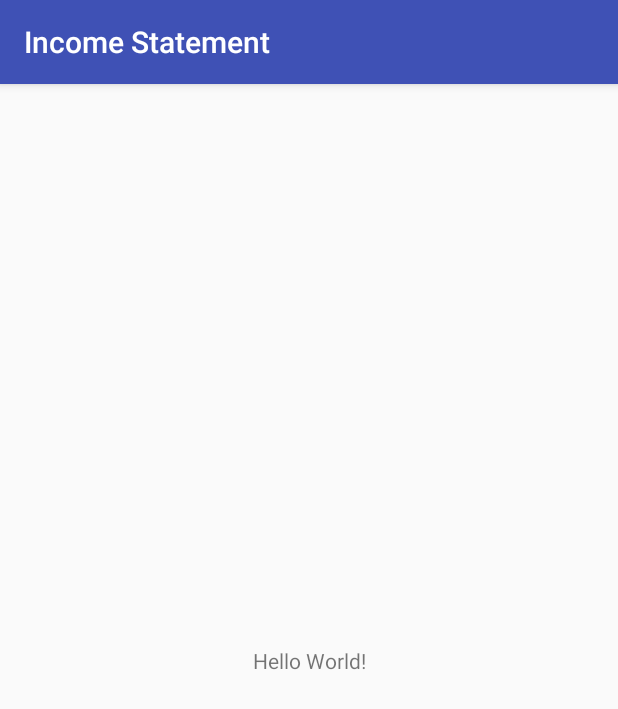
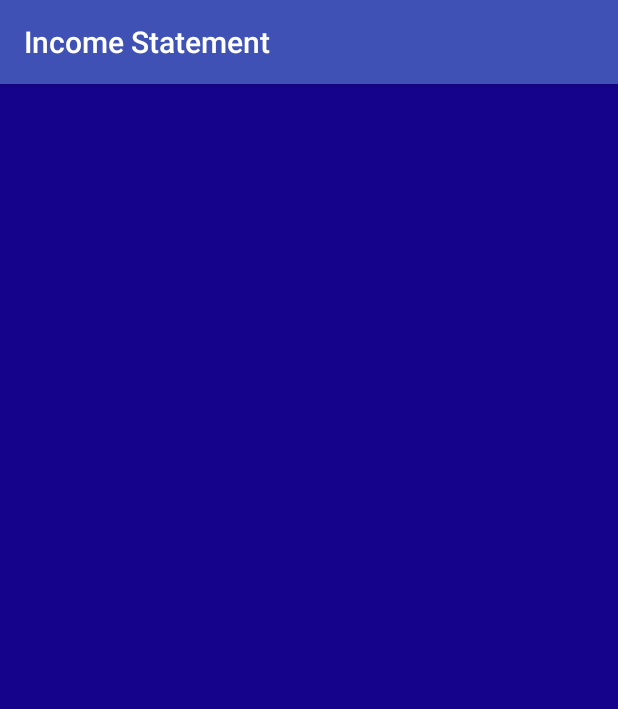
Before and after one commit to sagorgit85/IncomeStatement, an Android app: the screen it shows after launch (MainActivity), on a phone screen of 412 x 824 dp. Shown: the top 709 px of the screen. Run offline under Robolectric (Android 15) with nearby library versions, the light colour scheme and no system bars.

Commit message:
modify main activity

```diff
--- a/app/src/main/res/layout/activity_main.xml
+++ b/app/src/main/res/layout/activity_main.xml
@@ -1,18 +1,16 @@
 <?xml version="1.0" encoding="utf-8"?>
-<android.support.constraint.ConstraintLayout xmlns:android="http://schemas.android.com/apk/res/android"
+<LinearLayout xmlns:android="http://schemas.android.com/apk/res/android"
     xmlns:app="http://schemas.android.com/apk/res-auto"
     xmlns:tools="http://schemas.android.com/tools"
     android:layout_width="match_parent"
     android:layout_height="match_parent"
+    android:orientation="vertical"
+    android:padding="10dp"
+    android:background="#15038b"
     tools:context=".MainActivity">
 
-    <TextView
-        android:layout_width="wrap_content"
-        android:layout_height="wrap_content"
-        android:text="Hello World!"
-        app:layout_constraintBottom_toBottomOf="parent"
-        app:layout_constraintLeft_toLeftOf="parent"
-        app:layout_constraintRight_toRightOf="parent"
-        app:layout_constraintTop_toTopOf="parent" />
 
-</android.support.constraint.ConstraintLayout>
+
+
+
+</LinearLayout>
```
